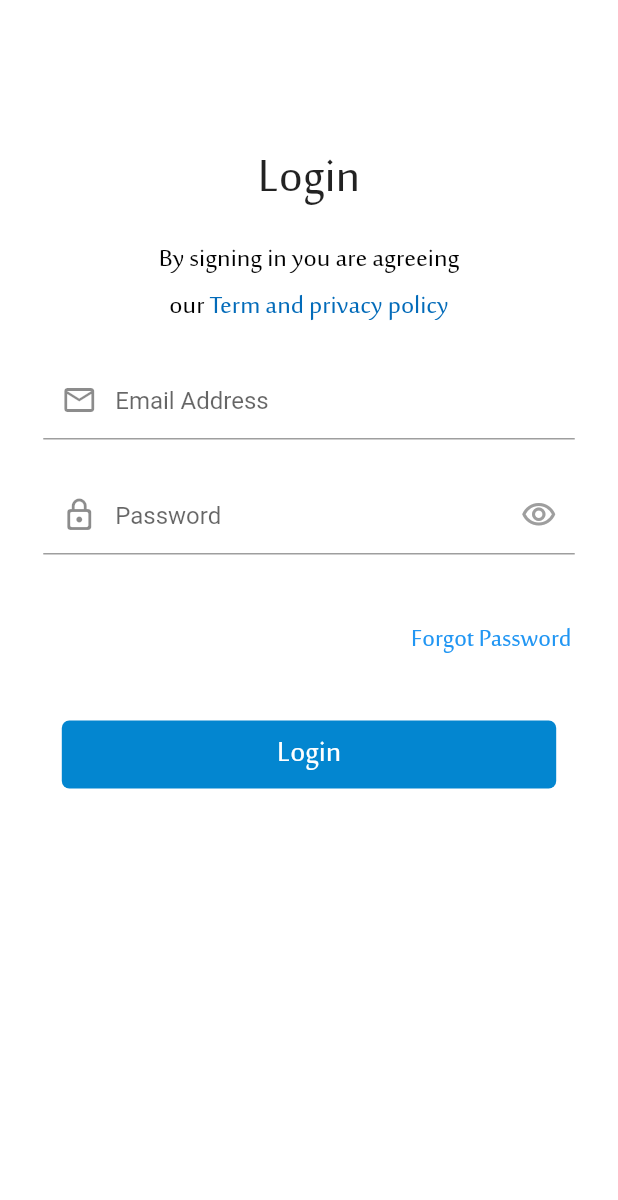
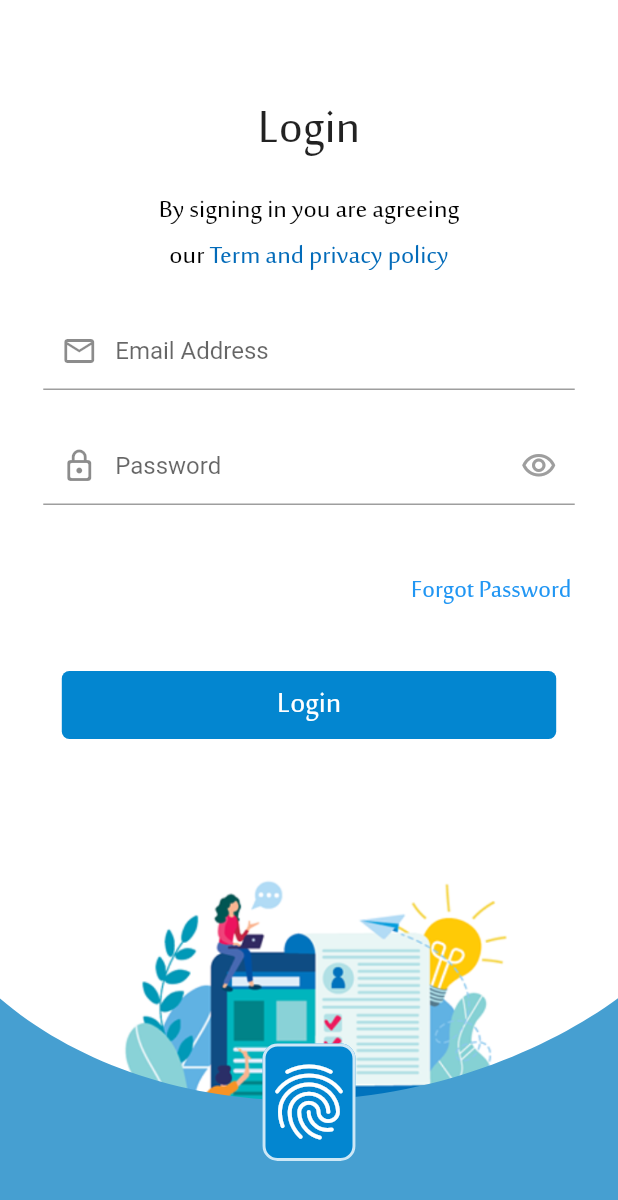
Before and after one commit to Ahtsham0715/passman, a Flutter app: the screen it shows after launch, on a phone screen of 412 x 824 dp. Shown: the top 1200 px of the screen. Run offline on Flutter 3.47's test engine with Material 2 defaults, Android fonts, the phone set to English and light mode, and no system bars.

Commit message:
login page ui

```diff
--- a/lib/Auth/login_page.dart
+++ b/lib/Auth/login_page.dart
@@ -32,6 +32,7 @@ class _LoginPageState extends State<LoginPage> {
   @override
   Widget build(BuildContext context) {
     return Scaffold(
+      resizeToAvoidBottomInset: false,
       body: Container(
         // padding: const EdgeInsets.only(top: 15.0),
         width: MediaQuery.of(context).size.width,
@@ -43,7 +44,7 @@ class _LoginPageState extends State<LoginPage> {
           child: Column(
             children: [
               SizedBox(
-                height: MediaQuery.of(context).size.height * 0.1,
+                height: MediaQuery.of(context).size.height * 0.06,
               ),
               const Padding(
                 padding: EdgeInsets.symmetric(vertical: 10.0),
@@ -188,6 +189,55 @@ class _LoginPageState extends State<LoginPage> {
                       fontFamily: 'majalla'),
                 ),
               ),
+              SizedBox(
+                height: MediaQuery.of(context).size.height * 0.03,
+              ),
+              Expanded(
+                child: Stack(
+                  fit: StackFit.passthrough,
+                  alignment: AlignmentDirectional.center,
+                  children: [
+                    SizedBox(
+                        width: MediaQuery.of(context).size.width * 0.85,
+                        height: MediaQuery.of(context).size.height * 0.35,
+                        child: Image.asset('assets/auth.png')),
+                    CustomPaint(
+                      size: Size(
+                          MediaQuery.of(context).size.width,
+                          (MediaQuery.of(context).size.width *
+                                  0.6352657004830918)
+                              .toDouble()), //You can Replace [WIDTH] with your desired width for Custom Paint and height will be calculated automatically
+                      painter: CustomAuthShape(),
+                    ),
+                    Positioned(
+                      bottom: 50.0,
+                      child: MaterialButton(
+                        onPressed: () {},
+                        color: const Color(0xFF0386D0),
+                        elevation: 0.0,
+                        shape: RoundedRectangleBorder(
+                            side: BorderSide(
+                              width: 2.0,
+                              color: Colors.white.withOpacity(0.8),
+                            ),
+                            borderRadius: BorderRadius.circular(10.0)),
+                        minWidth: 5,
+                        padding: const EdgeInsets.all(1.0),
+                        height: MediaQuery.of(context).size.height * 0.095,
+                        child: const Icon(
+                          Icons.fingerprint,
+                          color: Colors.white,
+                          size: 60.0,
+                        ),
+                      ),
+                    ),
+                  ],
+                ),
+              ),
+              // SizedBox(
+              //     width: MediaQuery.of(context).size.width * 0.8,
+              //     height: MediaQuery.of(context).size.height * 0.1,
+              //     child: Image.asset('assets/auth.png')),
             ],
           ),
         ),
--- a/lib/widgets/custom_shape.dart
+++ b/lib/widgets/custom_shape.dart
@@ -1,17 +1,13 @@
 import 'package:flutter/material.dart';
 
 //Add this CustomPaint widget to the Widget Tree
-// CustomPaint(
-//     size: Size(WIDTH, (WIDTH*0.6352657004830918).toDouble()), //You can Replace [WIDTH] with your desired width for Custom Paint and height will be calculated automatically
-//     painter: RPSCustomPainter(),
-// )
 
 //Copy this CustomPainter code to the Bottom of the File
 class CustomAuthShape extends CustomPainter {
   @override
   void paint(Canvas canvas, Size size) {
     Path path_0 = Path();
-    path_0.moveTo(size.width, size.height * 0.4210456);
+    path_0.moveTo(size.width, size.height * 0.4810456);
     path_0.cubicTo(
         size.width * 0.8892633,
         size.height * 0.5911293,
@@ -25,10 +21,10 @@ class CustomAuthShape extends CustomPainter {
         size.width * 0.1135838,
         size.height * 0.6128213,
         0,
-        size.height * 0.4711179);
+        size.height * 0.4811179);
     path_0.lineTo(0, size.height * 1.250951);
     path_0.lineTo(size.width, size.height * 1.250951);
-    path_0.lineTo(size.width, size.height * 0.4210456);
+    path_0.lineTo(size.width, size.height * 0.4810456);
     path_0.close();
 
     Paint paint_0_fill = Paint()..style = PaintingStyle.fill;
```
